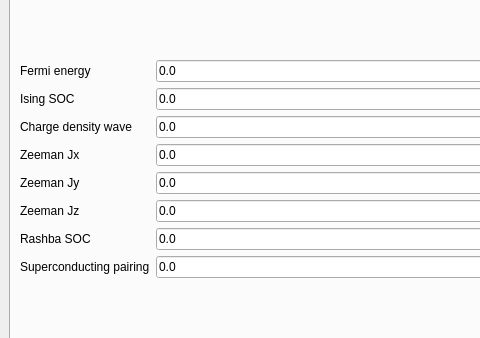
First picture: the form in interface-pyqt/tmdc/interface.ui, repository joselado/quantum-lattice, before the edit; both pictures show x 0 to 480 and y 144 to 482 of the 1308 by 653 pixel window.
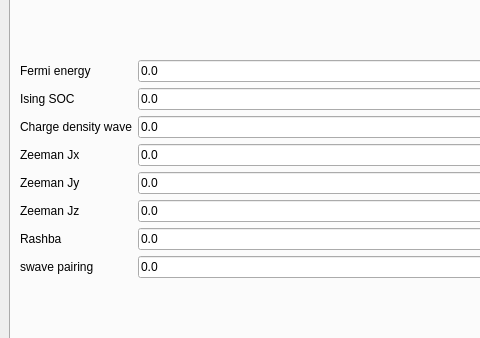
Second picture: the form after the edit. Custom widgets are drawn as their Qt base class.

Patch:
```diff
--- a/interface-pyqt/tmdc/interface.ui
+++ b/interface-pyqt/tmdc/interface.ui
@@ -78,7 +78,7 @@
           <item row="8" column="0">
            <widget class="BodyLabel" name="label_swave">
             <property name="text">
-             <string>Superconducting pairing</string>
+             <string>swave pairing</string>
             </property>
            </widget>
           </item>
@@ -108,7 +108,7 @@
           <item row="6" column="0">
            <widget class="BodyLabel" name="label_rashba">
             <property name="text">
-             <string>Rashba SOC</string>
+             <string>Rashba</string>
             </property>
            </widget>
           </item>
```
